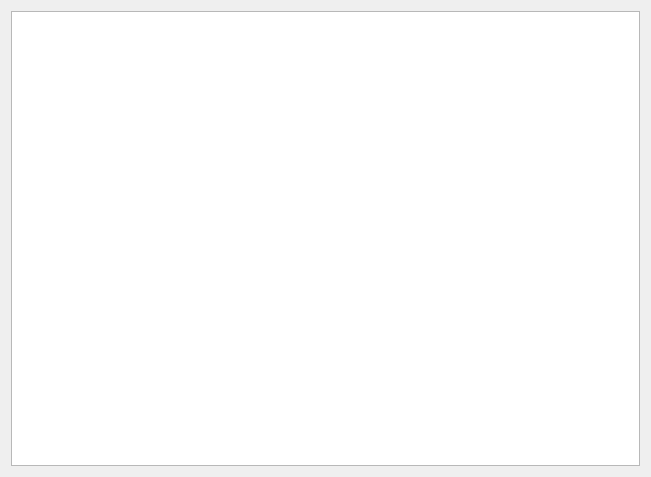
The window that ide/candlesticksetting.ui (LMiceOrg/lmice) describes before a commit, drawn with Qt 5.
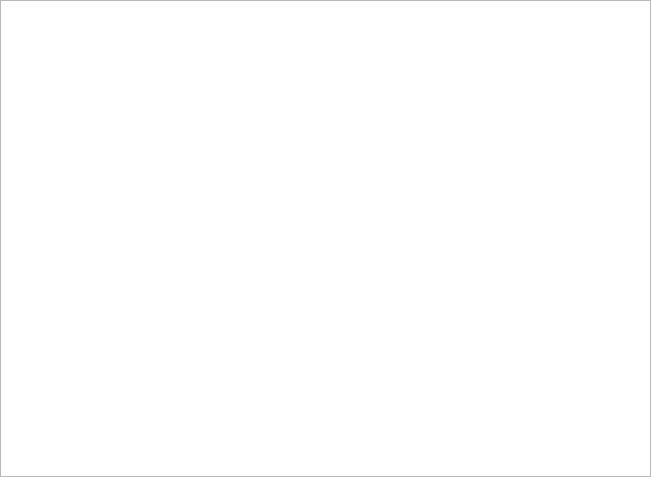
The same window after the commit.

```diff
--- a/ide/candlesticksetting.ui
+++ b/ide/candlesticksetting.ui
@@ -14,6 +14,18 @@
    <string>Form</string>
   </property>
   <layout class="QGridLayout" name="gridLayout">
+   <property name="leftMargin">
+    <number>0</number>
+   </property>
+   <property name="topMargin">
+    <number>0</number>
+   </property>
+   <property name="rightMargin">
+    <number>0</number>
+   </property>
+   <property name="bottomMargin">
+    <number>0</number>
+   </property>
    <item row="0" column="0">
     <widget class="QTextEdit" name="textEdit"/>
    </item>
```
